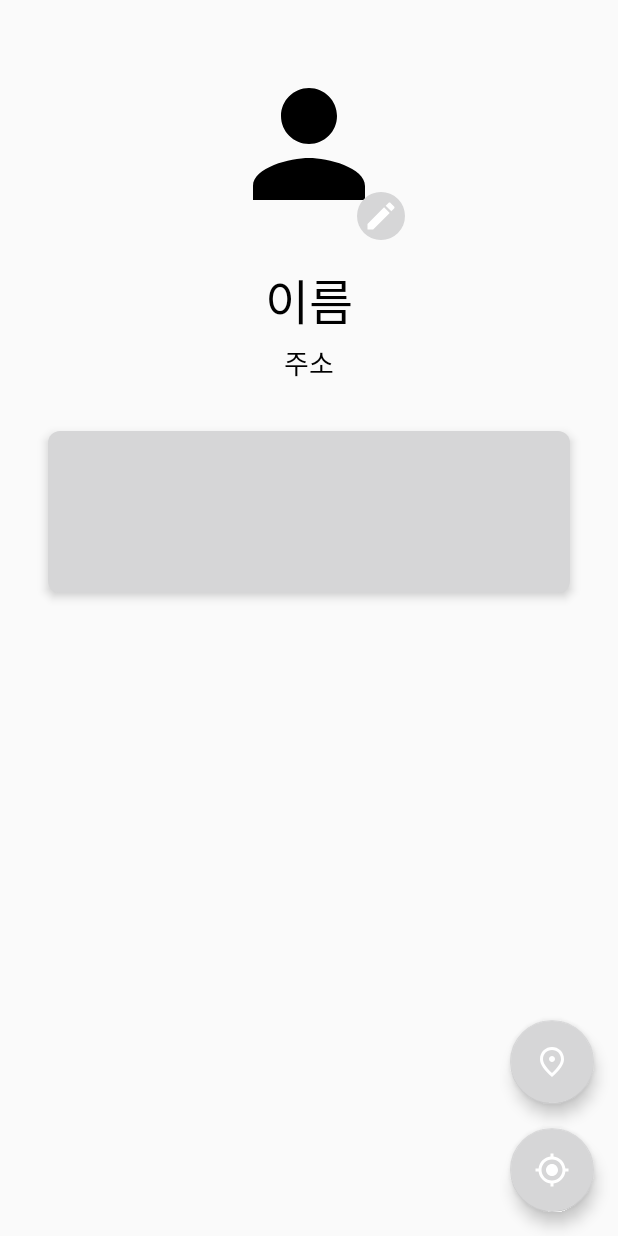
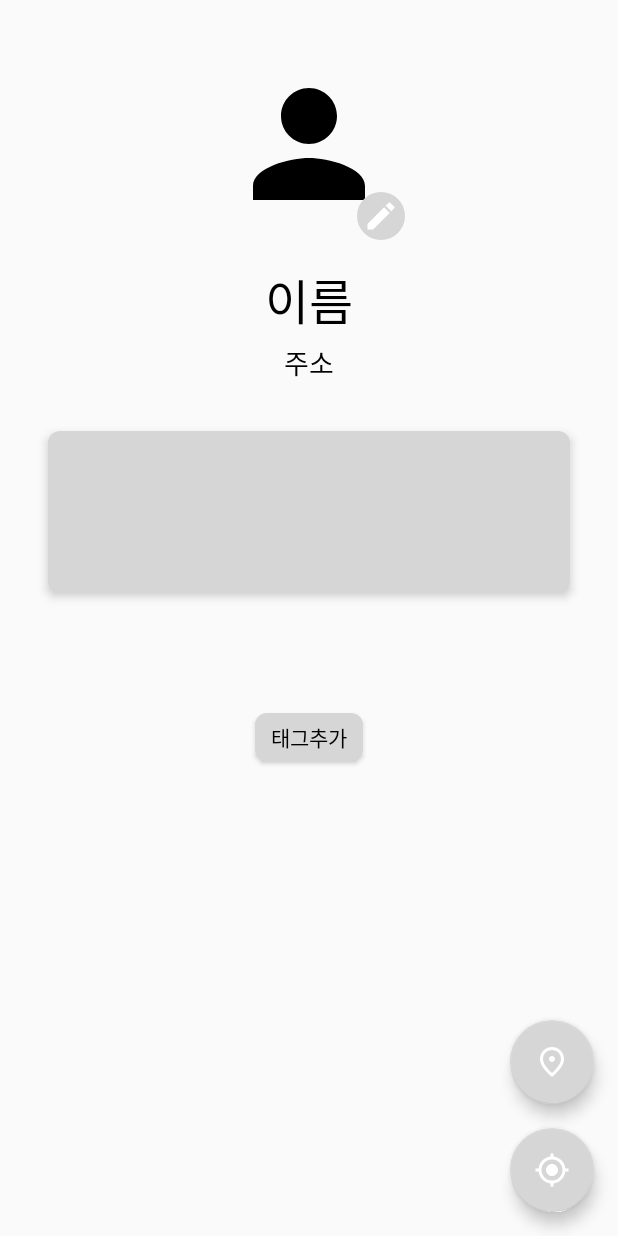
Before and after one commit to junyeong-nero/Pavlov, an Android app: the layout fragment_profile.xml on its own in the app's theme, with its tools: preview values and no code run, on a phone screen of 412 x 824 dp. Run offline under Robolectric (Android 15) with nearby library versions, the phone set to English and light mode, and no system bars.

Commit message:
Add User.tags : 유저 태그기능 추가 Fix fragment_profile.xml : 프로필에 태그 표시 Add ProfileFragment.drawTags : 태그를 그리는 함수 추가

```diff
--- a/app/src/main/java/ad/agio/test_firebase/controller/UserController.java
+++ b/app/src/main/java/ad/agio/test_firebase/controller/UserController.java
@@ -49,7 +49,7 @@ public class UserController {
     }
 
     /**
-     * Firestore 에 업로드 되어있고, type 이 public 인 사용자들을 읽습니다.
+     * Firestore 에 업로드 되어있고Ma, type 이 public 인 사용자들을 읽습니다.
      * Firestore rule 에 의해서 type 이 public 이거나 자신의 프로필만 읽을 수 있다.
      * @param consumer consumer
      */
--- a/app/src/main/java/ad/agio/test_firebase/services/AppointWorker.java
+++ b/app/src/main/java/ad/agio/test_firebase/services/AppointWorker.java
@@ -68,10 +68,12 @@ public class AppointWorker extends Worker {
         appointController.setEmpty();
         appointController.failureListener = none -> {
             log("finish");
+            dataController.deleteData("appoint_uid");
         };
         appointController.successListener = chat -> {
             Intent intent = new Intent(appointController.getContext(), ChatActivity.class);
             intent.putExtra("chatId", chat.chatId);
+            dataController.deleteData("appoint_uid");
             context.startActivity(intent);
         };
     }
--- a/app/src/main/res/layout/fragment_profile.xml
+++ b/app/src/main/res/layout/fragment_profile.xml
@@ -82,6 +82,7 @@
         app:layout_constraintEnd_toEndOf="parent" />
 
     <ScrollView
+        android:id="@+id/scroll_place"
         android:layout_margin="32dp"
         android:elevation="4dp"
         app:layout_constraintTop_toBottomOf="@id/text_neighbor"
@@ -100,6 +101,36 @@
 
     </ScrollView>
 
+    <HorizontalScrollView
+        android:id="@+id/scroll_tags"
+        android:layout_marginTop="16dp"
+        app:layout_constraintTop_toBottomOf="@id/scroll_place"
+        android:layout_width="match_parent"
+        android:layout_height="56dp">
+
+        <LinearLayout
+            android:id="@+id/layout_tags"
+            android:padding="16dp"
+            android:orientation="horizontal"
+            android:layout_width="wrap_content"
+            android:layout_height="56dp" />
+
+    </HorizontalScrollView>
+
+    <Button
+        android:id="@+id/button_add_tag"
+        android:text="태그추가"
+        android:fontFamily="@font/medium"
+        android:textColor="@color/black"
+        android:layout_marginTop="8dp"
+        android:background="@drawable/background_roundrect"
+        android:backgroundTint="@color/colorPrimary"
+        app:layout_constraintStart_toStartOf="parent"
+        app:layout_constraintEnd_toEndOf="parent"
+        app:layout_constraintTop_toBottomOf="@id/scroll_tags"
+        android:layout_width="72dp"
+        android:layout_height="32dp" />
+
 <!--    <ScrollView-->
 <!--        android:layout_width="match_parent"-->
 <!--        android:layout_height="match_parent"-->
```
Also changed, not shown: app/src/main/java/ad/agio/test_firebase/activities/OtherProfileActivity.java (+15 -14 lines), app/src/main/java/ad/agio/test_firebase/domain/User.java (+11 -0 lines), app/src/main/java/ad/agio/test_firebase/fragments/ProfileFragment.java (+10 -22 lines), app/src/main/res/layout/inflater_tag.xml (added, +22 -0 lines).
